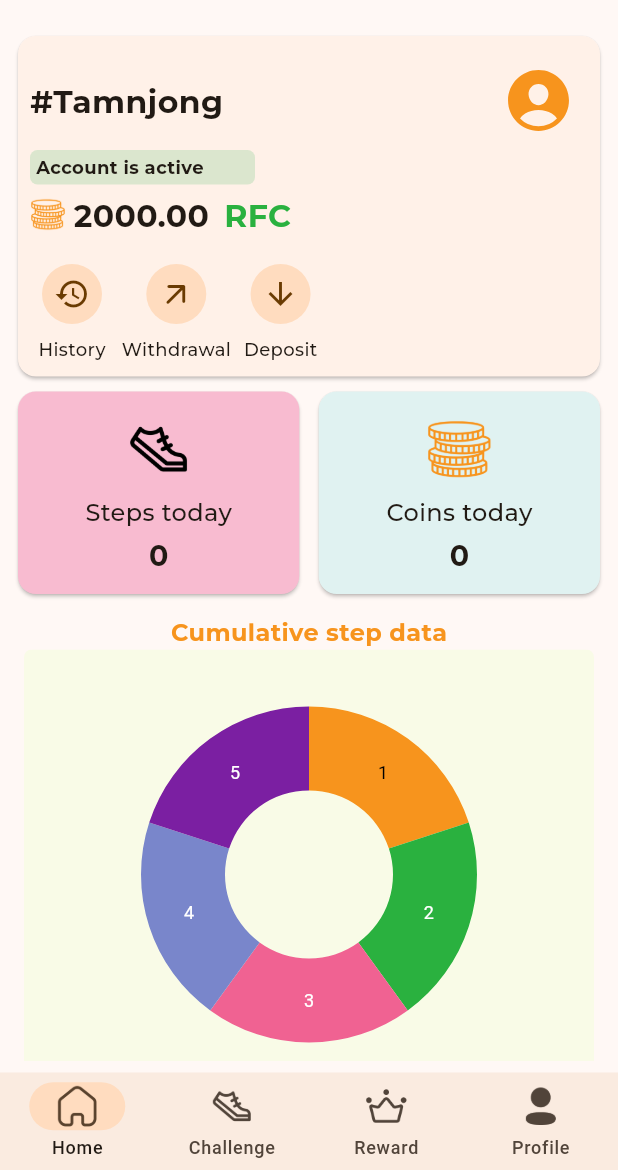
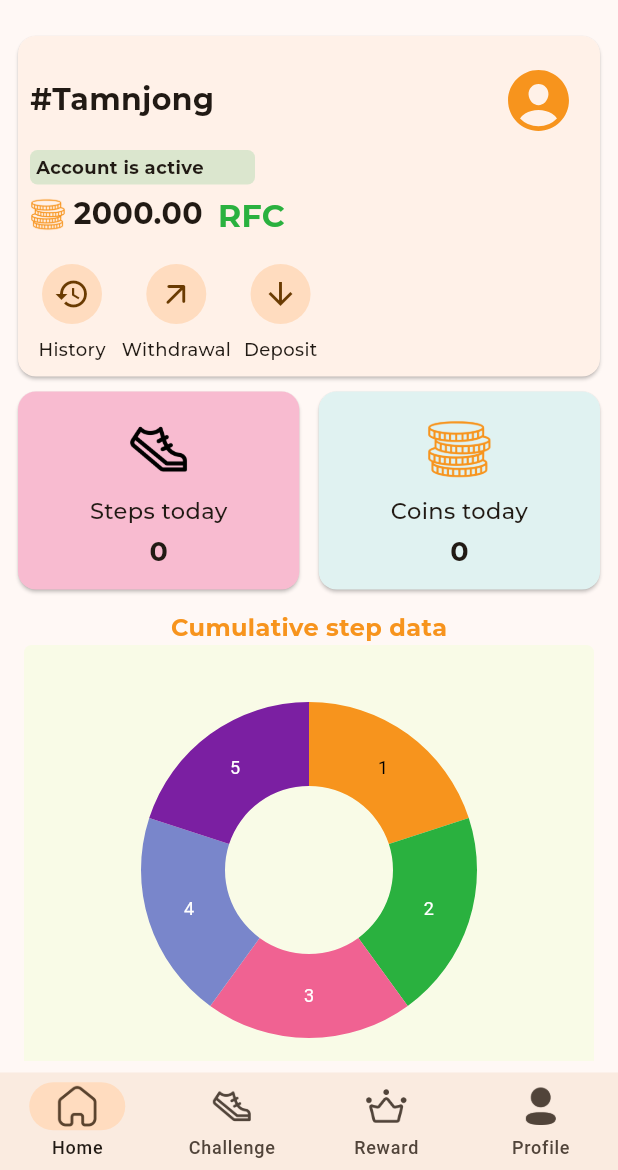
Before and after one commit to larrytamnjong/realfitz_client, a Flutter app: the screen it shows after launch, on a phone screen of 412 x 824 dp, the part 66-1236 px from its top. Run offline on Flutter 3.47's test engine with Material 3 defaults, Android fonts, the light colour scheme and no system bars; our stand-ins replace country_code_picker, flutter_form_builder, flutter_multi_formatter, form_field_validator, get, ionicons and 4 more; missing offline and left inert: count_number, health; accounts and stored records are empty; project files that could hold a hidden picture were left out.

Commit message:
Minor refactoring

```diff
--- a/lib/constants/api_urls.dart
+++ b/lib/constants/api_urls.dart
@@ -2,5 +2,6 @@ String rootUrl = 'http://10.0.2.2/realfitzapi/src/Api';
 //String rootUrl = 'http://192.168.9.134:3150/src/Api';
 String createAccountUrl = '$rootUrl/User/CreateUser.php';
 String loginUrl = '$rootUrl/User/LoginUser.php';
-String lastSyncTimeUrl = '$rootUrl/Step/GetLastSyncDate.php?id=';
+String getLastSyncTimeUrl = '$rootUrl/Step/GetLastSyncDate.php?id=';
 String syncStepsUrl = '$rootUrl/Step/SyncSteps.php';
+String getAccountBalanceUrl = '$rootUrl/Account/GetAccountBalance.php?id=';
--- a/lib/data/step/step.dart
+++ b/lib/data/step/step.dart
@@ -9,7 +9,7 @@ import '../../models/step/step.dart';
 class StepClient {
   Future<StepLastSyncDate?> getLastSyncDate({required int id}) async {
     try {
-      final response = await http.get(Uri.parse('$lastSyncTimeUrl$id'));
+      final response = await http.get(Uri.parse('$getLastSyncTimeUrl$id'));
       if (response.statusCode == 200) {
         return StepLastSyncDate.fromJson(jsonDecode(response.body));
       } else {
--- a/lib/views/pages/dashboard/home/widgets/account_balance.dart
+++ b/lib/views/pages/dashboard/home/widgets/account_balance.dart
@@ -24,7 +24,7 @@ class AccountBalance extends StatelessWidget {
         const SizedBox(width: AppSizes.s5),
         Text(
           accountBalance,
-          style: boldTextStyle.copyWith(fontSize: FontSizes.f21),
+          style: boldTextStyle.copyWith(fontSize: FontSizes.f20),
         ),
         const SizedBox(width: AppSizes.s10),
         Text(
--- a/lib/views/pages/dashboard/home/widgets/home_item.dart
+++ b/lib/views/pages/dashboard/home/widgets/home_item.dart
@@ -67,7 +67,7 @@ class _HomeItemState extends State<HomeItem> {
               Text(
                 widget.title,
                 style: regularTextStyle.copyWith(
-                  fontSize: FontSizes.f16,
+                  fontSize: FontSizes.f15,
                 ),
               ),
               Padding(
@@ -75,7 +75,7 @@ class _HomeItemState extends State<HomeItem> {
                 child: Obx(
                   () => Text(
                     count.value.toString(),
-                    style: boldTextStyle.copyWith(fontSize: FontSizes.f19),
+                    style: boldTextStyle.copyWith(fontSize: FontSizes.f18),
                   ),
                 ),
               ),
--- a/lib/views/pages/dashboard/home/widgets/name_profile.dart
+++ b/lib/views/pages/dashboard/home/widgets/name_profile.dart
@@ -19,7 +19,7 @@ class NameAndProfileIconRow extends StatelessWidget {
       children: [
         Text(
           name,
-          style: boldTextStyle.copyWith(fontSize: FontSizes.f21),
+          style: boldTextStyle.copyWith(fontSize: FontSizes.f20),
         ),
         IconButton(
           onPressed: () {},
--- a/lib/views/resources/values_manager.dart
+++ b/lib/views/resources/values_manager.dart
@@ -41,6 +41,7 @@ class DurationConstant {
 class FontSizes {
   static const double f12 = 12.0;
   static const double f16 = 16.0;
+  static const double f15 = 15.0;
   static const double f18 = 18.0;
   static const double f19 = 19.0;
   static const double f20 = 20.0;
```
